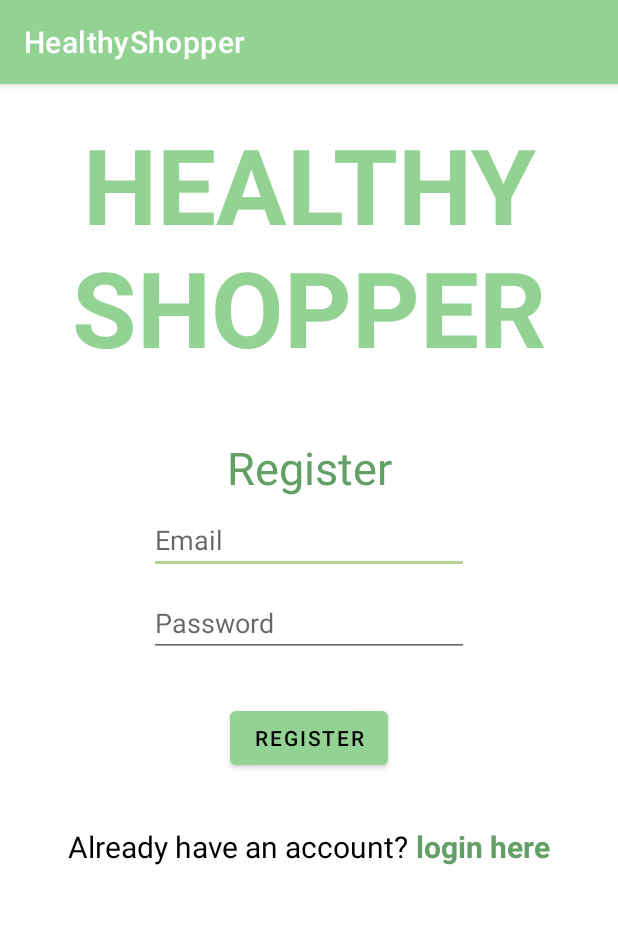
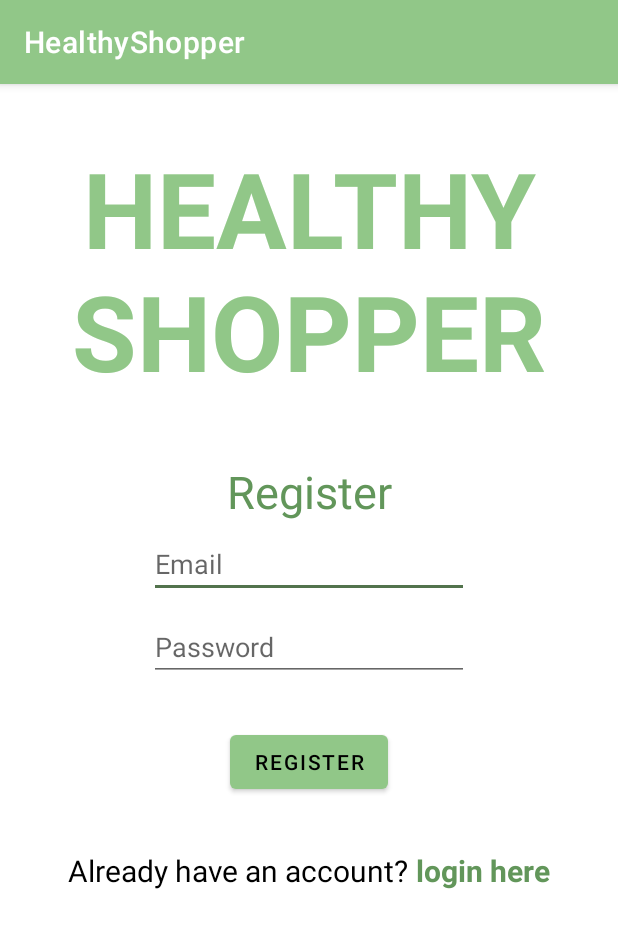
Before and after one commit to SeanAres/CS639Team1Project2021, an Android app: the screen it shows after launch (RegisterActivity), after a tap on "register here", on a phone screen of 412 x 824 dp. Shown: the top 928 px of the screen. Run offline under Robolectric (Android 15) with nearby library versions, the phone set to English and light mode, and no system bars; our stand-ins replace Firebase (no records; nobody signed in at launch, a user with empty details on screens opened directly); 1 other tap on this screen came first.

Commit message:
Sign out now works, polished sign it, and changed colors

```diff
--- a/HealthyShopper/app/src/main/java/pace/cs639/healthyshopper/LoginActivity.java
+++ b/HealthyShopper/app/src/main/java/pace/cs639/healthyshopper/LoginActivity.java
@@ -7,15 +7,14 @@ import android.content.Intent;
 import android.os.Bundle;
 import android.text.TextUtils;
 import android.util.Log;
+import android.view.KeyEvent;
 import android.view.View;
+import android.view.inputmethod.EditorInfo;
 import android.widget.Button;
 import android.widget.EditText;
+import android.widget.ProgressBar;
 import android.widget.TextView;
 import android.widget.Toast;
-
-import com.google.android.gms.auth.api.signin.GoogleSignIn;
-import com.google.android.gms.auth.api.signin.GoogleSignInAccount;
-import com.google.android.gms.common.api.ApiException;
 import com.google.android.gms.tasks.OnCompleteListener;
 import com.google.android.gms.tasks.Task;
 import com.google.firebase.auth.AuthResult;
@@ -30,6 +29,7 @@ public class LoginActivity extends AppCompatActivity {
     private TextView registerClick;
     private Button button_login;
     private FirebaseAuth mAuth;
+    private ProgressBar progress;
 
     @Override
     protected void onCreate(Bundle savedInstanceState) {
@@ -40,6 +40,7 @@ public class LoginActivity extends AppCompatActivity {
         registerClick = findViewById(R.id.registerClick);
         editTextEmail = findViewById(R.id.editTextEmail);
         editTextPassword = findViewById(R.id.editTextPassword);
+        progress = findViewById(R.id.loginProgress);
 
         mAuth = FirebaseAuth.getInstance();
 
@@ -57,6 +58,15 @@ public class LoginActivity extends AppCompatActivity {
             }
         });
 
+        editTextPassword.setOnEditorActionListener(new TextView.OnEditorActionListener() {
+            public boolean onEditorAction(TextView v, int actionId, KeyEvent event) {
+                if ((event != null && (event.getKeyCode() == KeyEvent.KEYCODE_ENTER)) || (actionId == EditorInfo.IME_ACTION_DONE)) {
+                    signIn();
+                }
+                return false;
+            }
+        });
+
     }
 
     private void signIn() {
@@ -65,13 +75,12 @@ public class LoginActivity extends AppCompatActivity {
 
         if(TextUtils.isEmpty(email)){
             editTextEmail.setError("Enter your email");
-            return;
         }
         else if(TextUtils.isEmpty(password)){
             editTextPassword.setError("Enter your password");
-            return;
         }
         else{
+            progress.setVisibility(View.VISIBLE);
             mAuth.signInWithEmailAndPassword(email, password)
                     .addOnCompleteListener(LoginActivity.this, new OnCompleteListener<AuthResult>() {
                         @Override
@@ -84,9 +93,9 @@ public class LoginActivity extends AppCompatActivity {
                                 finish();
                             } else {
                                 Log.w(TAG, "signInWithEmail:failure", task.getException());
-                                Toast.makeText(LoginActivity.this, "Authentication failed.",
+                                Toast.makeText(LoginActivity.this, "Wrong Email or Password.",
                                         Toast.LENGTH_SHORT).show();
-                                return;
+                                progress.setVisibility(View.GONE);
                                 //updateUI(null);
                             }
                         }
--- a/HealthyShopper/app/src/main/java/pace/cs639/healthyshopper/RegisterActivity.java
+++ b/HealthyShopper/app/src/main/java/pace/cs639/healthyshopper/RegisterActivity.java
@@ -8,16 +8,14 @@ import android.os.Bundle;
 import android.text.TextUtils;
 import android.util.Log;
 import android.util.Patterns;
+import android.view.KeyEvent;
 import android.view.View;
+import android.view.inputmethod.EditorInfo;
 import android.widget.Button;
 import android.widget.EditText;
+import android.widget.ProgressBar;
 import android.widget.TextView;
 import android.widget.Toast;
-
-import com.google.android.gms.auth.api.signin.GoogleSignIn;
-import com.google.android.gms.auth.api.signin.GoogleSignInAccount;
-import com.google.android.gms.auth.api.signin.GoogleSignInClient;
-import com.google.android.gms.auth.api.signin.GoogleSignInOptions;
 import com.google.android.gms.tasks.OnCompleteListener;
 import com.google.android.gms.tasks.Task;
 import com.google.firebase.auth.AuthResult;
@@ -30,7 +28,7 @@ public class RegisterActivity extends AppCompatActivity {
     private TextView loginClick;
     private Button button_register;
     private FirebaseAuth mAuth;
-
+    private ProgressBar progress;
 
     @Override
     protected void onCreate(Bundle savedInstanceState) {
@@ -42,6 +40,7 @@ public class RegisterActivity extends AppCompatActivity {
         loginClick = findViewById(R.id.loginClick);
         editTextEmail = findViewById(R.id.editTextEmail);
         editTextPassword = findViewById(R.id.editTextPassword);
+        progress = findViewById(R.id.registerProgress);
 
         mAuth = FirebaseAuth.getInstance();
 
@@ -49,6 +48,15 @@ public class RegisterActivity extends AppCompatActivity {
             @Override
             public void onClick(View v) {
                     createAccount();
+            }
+        });
+
+        editTextPassword.setOnEditorActionListener(new TextView.OnEditorActionListener() {
+            public boolean onEditorAction(TextView v, int actionId, KeyEvent event) {
+                if ((event != null && (event.getKeyCode() == KeyEvent.KEYCODE_ENTER)) || (actionId == EditorInfo.IME_ACTION_DONE)) {
+                    createAccount();
+                }
+                return false;
             }
         });
 
@@ -66,21 +74,18 @@ public class RegisterActivity extends AppCompatActivity {
 
         if(TextUtils.isEmpty(email)){
             editTextEmail.setError("Enter your email");
-            return;
         }
         else if(TextUtils.isEmpty(password)){
             editTextPassword.setError("Enter your password");
-            return;
         }
         else if(password.length()<4){
             editTextPassword.setError("Password must be more than 4 characters");
-            return;
         }
-/*//        else if(isVallidEmail(email)){
-//            editTextEmail.setError("Enter a valid email");
-//            return;
-//        }*/
+        else if(!isVallidEmail(email)){
+            editTextEmail.setError("Enter a valid email");
+        }
         else{
+            progress.setVisibility(View.VISIBLE);
             mAuth.createUserWithEmailAndPassword(email, password)
                     .addOnCompleteListener(RegisterActivity.this, new OnCompleteListener<AuthResult>() {
                         @Override
@@ -94,6 +99,7 @@ public class RegisterActivity extends AppCompatActivity {
                                 Log.w(TAG, "createUserWithEmail:failure", task.getException());
                                 Toast.makeText(RegisterActivity.this, "Authentication failed.",
                                         Toast.LENGTH_SHORT).show();
+                                progress.setVisibility(View.GONE);
                             }
                         }
                     });
--- a/HealthyShopper/app/src/main/res/layout/activity_register.xml
+++ b/HealthyShopper/app/src/main/res/layout/activity_register.xml
@@ -6,6 +6,12 @@
     android:orientation="vertical"
     tools:context=".LoginActivity">
 
+    <ProgressBar
+        android:id="@+id/registerProgress"
+        android:layout_width="match_parent"
+        android:layout_height="wrap_content"
+        style="@style/Widget.AppCompat.ProgressBar.Horizontal"
+        android:visibility="invisible"/>
 
     <TextView
         android:id="@+id/appTitle"
--- a/HealthyShopper/app/src/main/res/values/colors.xml
+++ b/HealthyShopper/app/src/main/res/values/colors.xml
@@ -1,11 +1,11 @@
 <?xml version="1.0" encoding="utf-8"?>
 <resources>
-    <color name="primaryColor">#92d293</color>
-    <color name="primaryLightColor">#c4ffc4</color>
-    <color name="primaryDarkColor">#62a065</color>
-    <color name="secondaryColor">#b1d292</color>
-    <color name="secondaryLightColor">#e4ffc3</color>
-    <color name="secondaryDarkColor">#81a164</color>
+    <color name="primaryColor">#91c788</color>
+    <color name="primaryLightColor">#c2fab8</color>
+    <color name="primaryDarkColor">#62965a</color>
+    <color name="secondaryColor">#52734d</color>
+    <color name="secondaryLightColor">#7fa279</color>
+    <color name="secondaryDarkColor">#284724</color>
     <color name="primaryTextColor">#000000</color>
     <color name="secondaryTextColor">#000000</color>
     <color name="primaryWhite">#F4FBF4</color>
```
Also changed, not shown: HealthyShopper/app/src/main/java/pace/cs639/healthyshopper/settings.java (+6 -5 lines), HealthyShopper/app/src/main/res/layout/activity_login.xml (+7 -0 lines).
